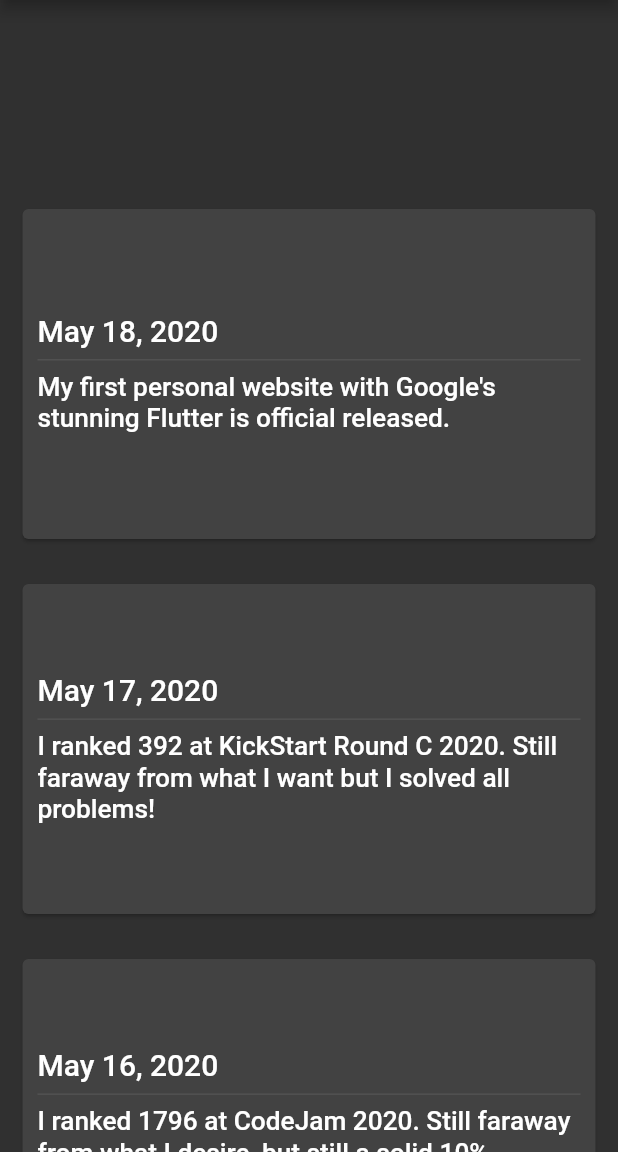
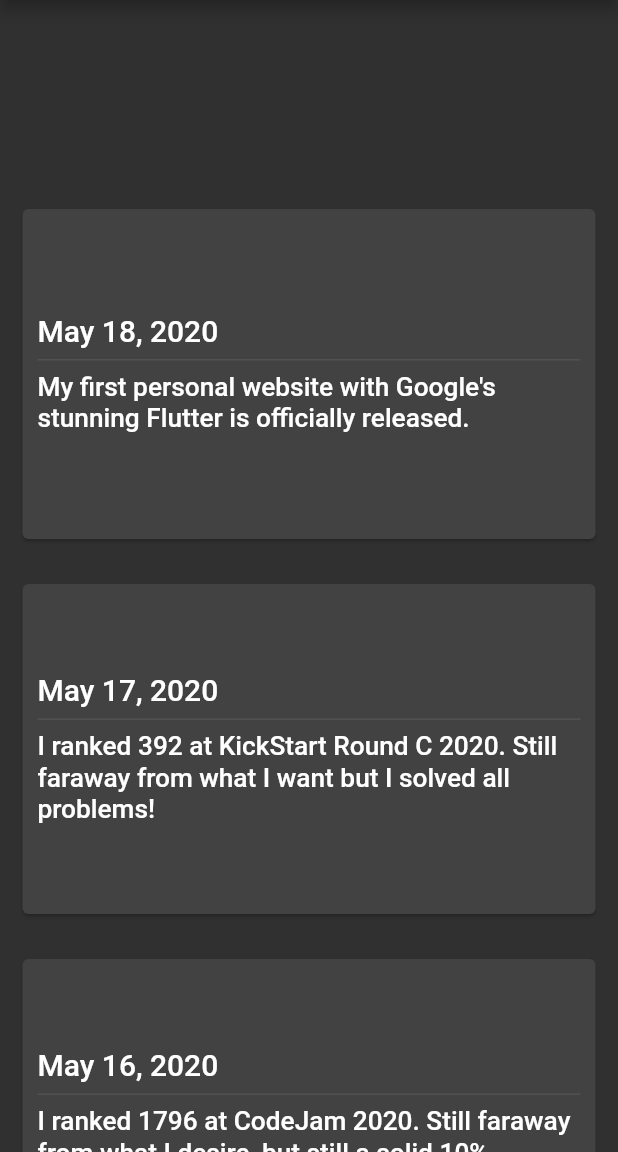
Before and after one commit to duckladydinh/duckladydinh.github.io, a Flutter app: the screen it shows after launch, scrolled down 576 dp, on a phone screen of 412 x 824 dp, the part 84-1236 px from its top. Run offline on Flutter 3.47's test engine with Material 2 defaults, Android fonts, the light colour scheme and no system bars; drawn by our look-alikes of carousel_slider.

Commit message:
CM0038 (flutter): fix a typo

```diff
--- a/lib/data/manual_app_data.dart
+++ b/lib/data/manual_app_data.dart
@@ -131,7 +131,7 @@ final events = [
   Event(
     date: DateTime(2020, 5, 18),
     summary:
-        "My first personal website with Google's stunning Flutter is official released.",
+        "My first personal website with Google's stunning Flutter is officially released.",
     story: null,
   ),
 ];
```
